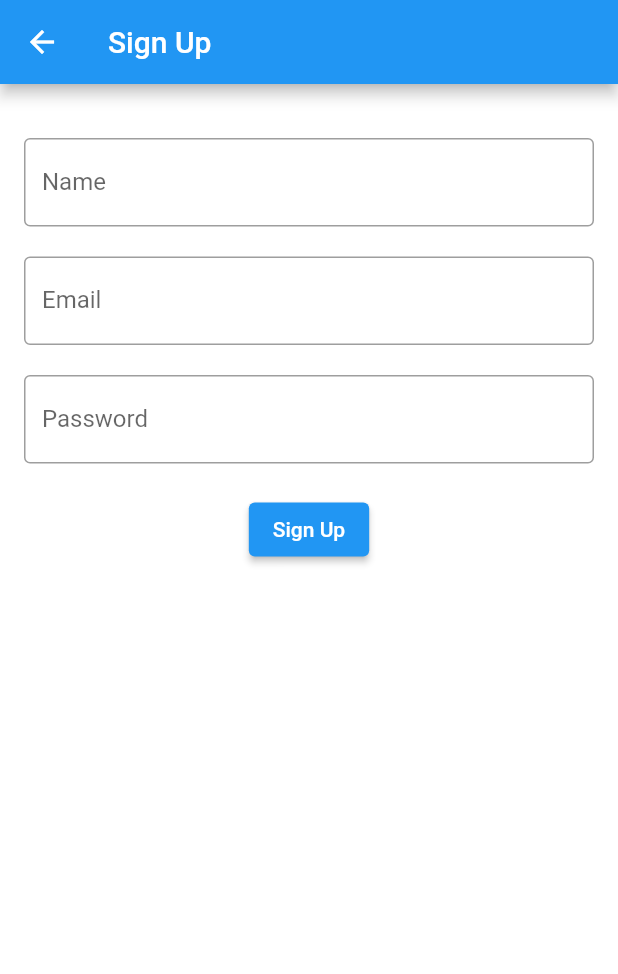
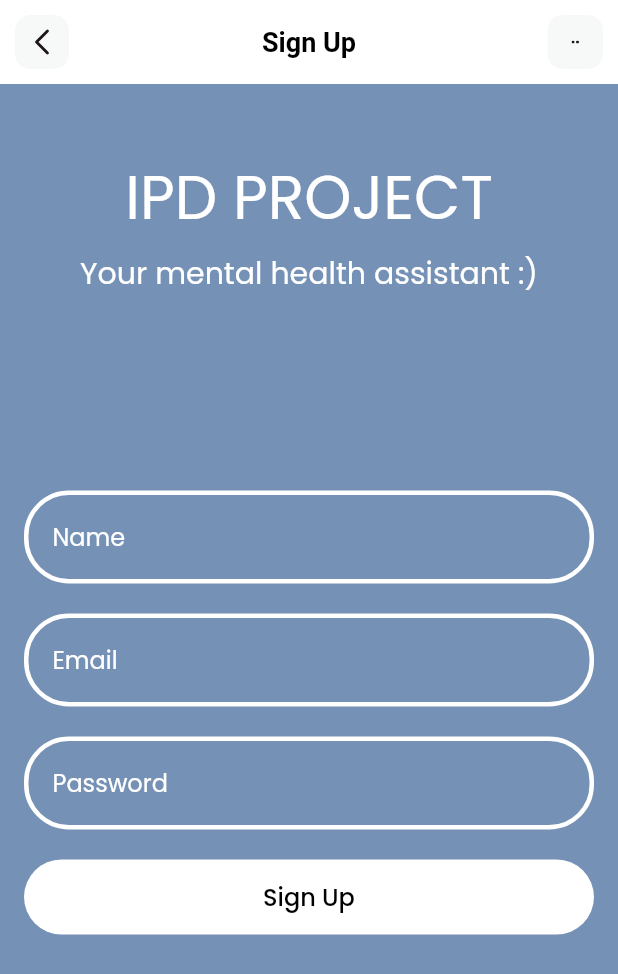
Before and after one commit to neminsheth/mental-health-assistant, a Flutter app: the screen it shows after launch, after a tap on "New here ? Create new account :D", on a phone screen of 412 x 824 dp. Shown: the top 974 px of the screen. Run offline on Flutter 3.47's test engine with Material 2 defaults, Android fonts, the phone set to English and light mode, and no system bars; our stand-ins replace animated_toggle_switch, audioplayers, circular_countdown_timer, cloud_firestore, firebase_auth, firebase_core and 7 more; missing offline and left inert: dotted_dashed_line, simple_animation_progress_bar, video_thumbnail_imageview; accounts and stored records are empty; generated files the repository leaves out were written again; network calls fail; key blocks and very long unbroken strings in the code were emptied for the run.

Commit message:
Signup UI

```diff
--- a/lib/authentication/login.dart
+++ b/lib/authentication/login.dart
@@ -222,12 +222,14 @@ class _LoginPageState extends State<LoginPage> {
                   ),
                 ),
               ),
-              SizedBox(height: 300),
-              Text(
-                "Built with ❤️ by Your Name",
-                textScaleFactor: 1,
-                textAlign: TextAlign.center,
-                style: GoogleFonts.poppins(fontSize: 16, color: Colors.white),
+              SizedBox(height: 150),
+              Center(
+                child: Text(
+                  "Built with ❤️",
+                  textScaleFactor: 1,
+                  textAlign: TextAlign.center,
+                  style: GoogleFonts.poppins(fontSize: 16, color: Colors.white),
+                ),
               ),
             ],
           ),
--- a/lib/authentication/sign_up.dart
+++ b/lib/authentication/sign_up.dart
@@ -1,7 +1,9 @@
 import 'package:flutter/material.dart';
 import 'package:firebase_auth/firebase_auth.dart';
+import 'package:flutter_svg/svg.dart';
 import 'package:google_fonts/google_fonts.dart';
 import 'package:cloud_firestore/cloud_firestore.dart';
+import 'package:ipd/colors.dart';
 
 import 'login.dart'; // Import LoginPage for navigation
 
@@ -79,47 +81,93 @@ class _SignUpPageState extends State<SignUpPage> {
   @override
   Widget build(BuildContext context) {
     return Scaffold(
-      backgroundColor: Colors.white,
-      appBar: AppBar(
-        title: Text('Sign Up'),
-      ),
+      backgroundColor: AppColors.secondaryblue,
+      appBar: appBar(),
       body: SingleChildScrollView(
         child: Padding(
           padding: EdgeInsets.all(16.0),
           child: Column(
             mainAxisAlignment: MainAxisAlignment.center,
             children: [
-              SizedBox(height: 20),
-              TextField(
+              SizedBox(height: 30),
+              Container(
+                child: Text(
+                  'IPD PROJECT',
+                  style: GoogleFonts.poppins(fontSize: 40, color: Colors.white),
+                ),
+              ),
+              SizedBox(height: 5),
+              Container(
+                child: Text(
+                  'Your mental health assistant :)',
+                  style: GoogleFonts.poppins(fontSize: 20, color: Colors.white),
+                ),
+              ),
+              SizedBox(height: 130),
+              Container(
+                decoration: BoxDecoration(
+                  borderRadius: BorderRadius.circular(30),
+                  border: Border.all(color: Colors.white, width: 3),
+                ),
+                child: TextField(
                   controller: _nameController,
                   decoration: InputDecoration(
-                  border: OutlineInputBorder(),
-                  labelText: 'Name',
+                    border: InputBorder.none,
+                    contentPadding: EdgeInsets.all(16.0),
+                    hintText: 'Name',
+                    hintStyle: GoogleFonts.poppins(fontSize: 16, color: Colors.white),
+                  ),
+                  style: TextStyle(color: Colors.white),
                 ),
               ),
               SizedBox(height: 20),
-              TextField(
+              Container(
+                decoration: BoxDecoration(
+                  borderRadius: BorderRadius.circular(30),
+                  border: Border.all(color: Colors.white, width: 3),
+                ),
+                child: TextField(
                   controller: _emailController,
                   decoration: InputDecoration(
-                  border: OutlineInputBorder(),
-                  labelText: 'Email',
+                    border: InputBorder.none,
+                    contentPadding: EdgeInsets.all(16.0),
+                    hintText: 'Email',
+                    hintStyle: GoogleFonts.poppins(fontSize: 16, color: Colors.white),
+                  ),
                 ),
               ),
               SizedBox(height: 20),
-              TextField(
+              Container(
+                decoration: BoxDecoration(
+                  borderRadius: BorderRadius.circular(30),
+                  border: Border.all(color: Colors.white, width: 3),
+                ),
+                child: TextField(
                   controller: _passwordController,
                   obscureText: true,
                   decoration: InputDecoration(
-                  border: OutlineInputBorder(),
-                  labelText: 'Password',
+                    border: InputBorder.none,
+                    contentPadding: EdgeInsets.all(16.0),
+                    hintText: 'Password',
+                    hintStyle: GoogleFonts.poppins(fontSize: 16, color: Colors.white),
+                  ),
                 ),
               ),
               SizedBox(height: 20),
-              ElevatedButton(
+              Container(
+                width: double.infinity,
+                height: 50,
+                decoration: BoxDecoration(
+                  borderRadius: BorderRadius.circular(30),
+                  color: Colors.white,
+                ),
+                child: MaterialButton(
                   onPressed: () {
                     _signUp(context);
                   },
-                child: Text('Sign Up'),
+                  child: Text('Sign Up',style: GoogleFonts.poppins(fontSize: 16, color: Colors.black),
+                  ),
+                ),
               ),
             ],
           ),
@@ -127,4 +175,57 @@ class _SignUpPageState extends State<SignUpPage> {
       ),
     );
   }
+  AppBar appBar() {
+    return AppBar(
+      leading: GestureDetector(
+        onTap: () {
+          Navigator.push(context, MaterialPageRoute(builder: (context) => LoginPage()));
+        },
+        child: Container(
+          margin: const EdgeInsets.all(10),
+          alignment: Alignment.center,
+          width: 37,
+          child: SvgPicture.asset(
+            'assets/icons/Arrow - Left 2.svg',
+            height: 25,
+            width: 25,
+          ),
+          decoration: BoxDecoration(
+            color: const Color(0xffF7F8F8),
+            borderRadius: BorderRadius.circular(10),
+          ),
+        ),
+      ),
+      title: const Text(
+        'Sign Up',
+        style: TextStyle(
+          color: Colors.black,
+          fontSize: 18,
+          fontWeight: FontWeight.bold,
+        ),
+      ),
+      backgroundColor: Colors.white,
+      elevation: 0.0,
+      centerTitle: true,
+      actions: [
+        GestureDetector(
+          onTap: () {},
+          child: Container(
+            margin: const EdgeInsets.all(10),
+            alignment: Alignment.center,
+            width: 37,
+            child: SvgPicture.asset(
+              'assets/icons/dots.svg',
+              height: 5,
+              width: 5,
+            ),
+            decoration: BoxDecoration(
+              color: const Color(0xffF7F8F8),
+              borderRadius: BorderRadius.circular(10),
+            ),
+          ),
+        ),
+      ],
+    );
   }
+}
```
Lines whose indentation alone changed are shown as unchanged.
